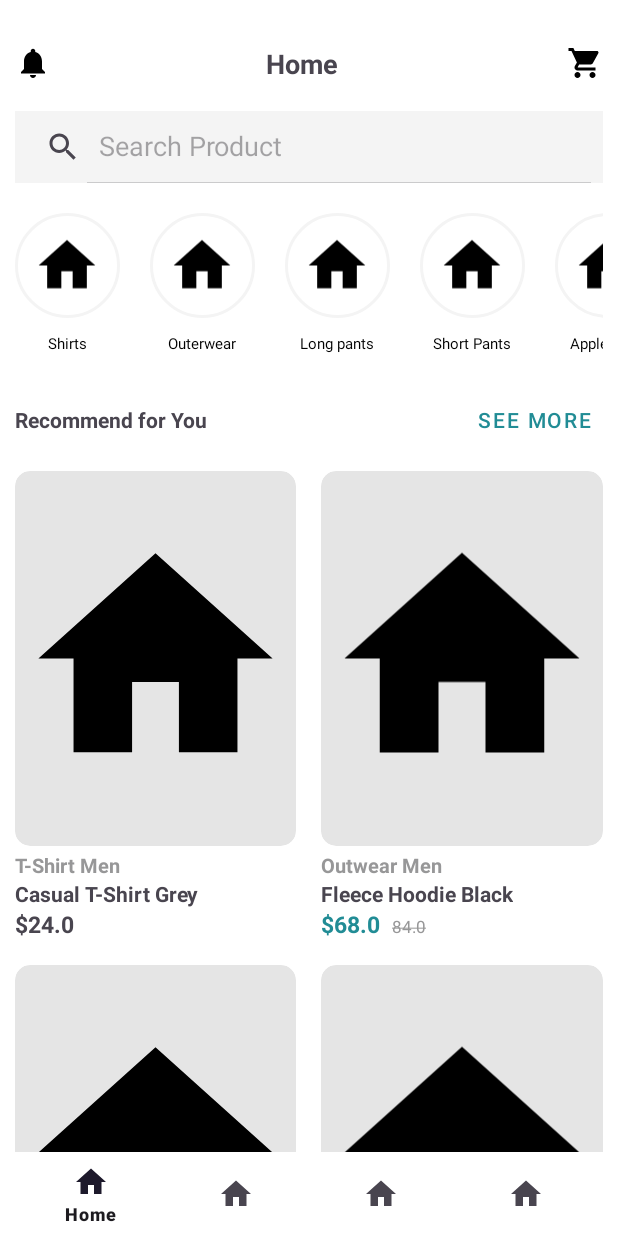
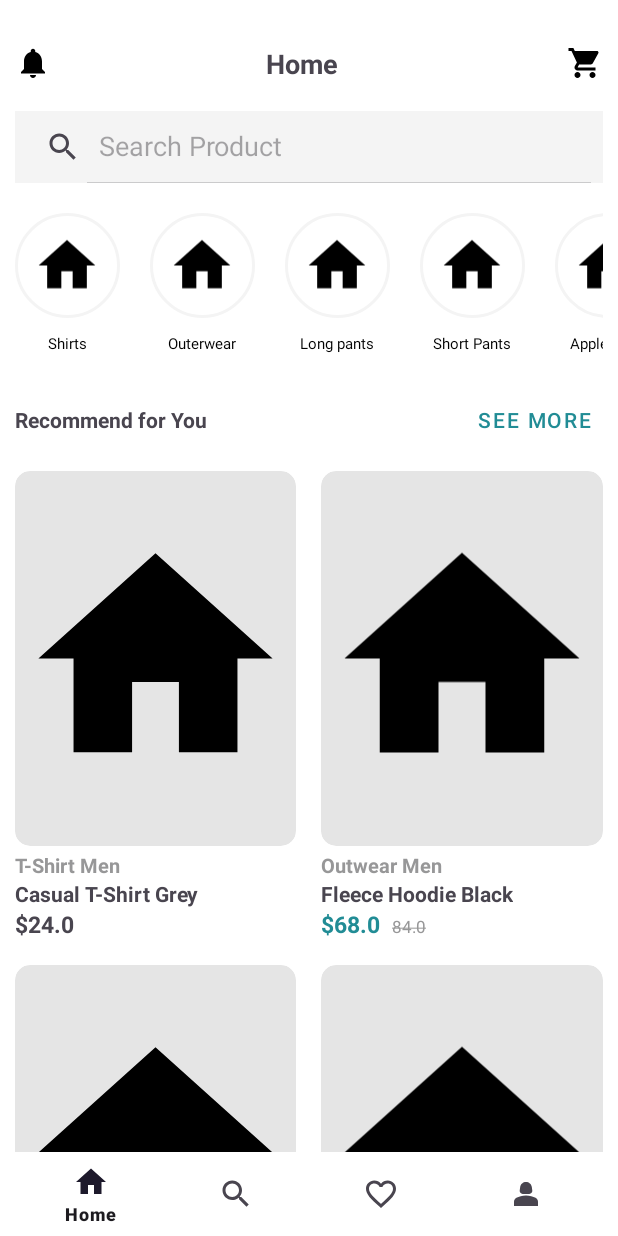
Before and after one commit to daniwex/retailApp, an Android app: the screen it shows after launch (MainActivity), on a phone screen of 412 x 824 dp. Run offline under Robolectric (Android 15) with nearby library versions, the phone set to English and light mode, and no system bars; our stand-ins replace navigation-ui.

Commit message:
added icons for bottomNav

```diff
--- /dev/null
+++ b/app/src/main/res/drawable/baseline_favorite_border_24.xml
@@ -0,0 +1,5 @@
+<vector xmlns:android="http://schemas.android.com/apk/res/android" android:height="24dp" android:tint="#000000" android:viewportHeight="24" android:viewportWidth="24" android:width="24dp">
+
+    <path android:fillColor="@android:color/white" android:pathData="M16.5,3c-1.74,0 -3.41,0.81 -4.5,2.09C10.91,3.81 9.24,3 7.5,3 4.42,3 2,5.42 2,8.5c0,3.78 3.4,6.86 8.55,11.54L12,21.35l1.45,-1.32C18.6,15.36 22,12.28 22,8.5 22,5.42 19.58,3 16.5,3zM12.1,18.55l-0.1,0.1 -0.1,-0.1C7.14,14.24 4,11.39 4,8.5 4,6.5 5.5,5 7.5,5c1.54,0 3.04,0.99 3.57,2.36h1.87C13.46,5.99 14.96,5 16.5,5c2,0 3.5,1.5 3.5,3.5 0,2.89 -3.14,5.74 -7.9,10.05z"/>
+
+</vector>
--- /dev/null
+++ b/app/src/main/res/drawable/baseline_person_2_24.xml
@@ -0,0 +1,7 @@
+<vector xmlns:android="http://schemas.android.com/apk/res/android" android:height="24dp" android:tint="#000000" android:viewportHeight="24" android:viewportWidth="24" android:width="24dp">
+
+    <path android:fillColor="@android:color/white" android:pathData="M18.39,14.56C16.71,13.7 14.53,13 12,13c-2.53,0 -4.71,0.7 -6.39,1.56C4.61,15.07 4,16.1 4,17.22V20h16v-2.78C20,16.1 19.39,15.07 18.39,14.56z"/>
+
+    <path android:fillColor="@android:color/white" android:pathData="M9.78,12h4.44c1.21,0 2.14,-1.06 1.98,-2.26l-0.32,-2.45C15.57,5.39 13.92,4 12,4S8.43,5.39 8.12,7.29L7.8,9.74C7.64,10.94 8.57,12 9.78,12z"/>
+
+</vector>
--- /dev/null
+++ b/app/src/main/res/drawable/baseline_search_24.xml
@@ -0,0 +1,5 @@
+<vector xmlns:android="http://schemas.android.com/apk/res/android" android:height="24dp" android:tint="#000000" android:viewportHeight="24" android:viewportWidth="24" android:width="24dp">
+
+    <path android:fillColor="@android:color/white" android:pathData="M15.5,14h-0.79l-0.28,-0.27C15.41,12.59 16,11.11 16,9.5 16,5.91 13.09,3 9.5,3S3,5.91 3,9.5 5.91,16 9.5,16c1.61,0 3.09,-0.59 4.23,-1.57l0.27,0.28v0.79l5,4.99L20.49,19l-4.99,-5zM9.5,14C7.01,14 5,11.99 5,9.5S7.01,5 9.5,5 14,7.01 14,9.5 11.99,14 9.5,14z"/>
+
+</vector>
--- a/app/src/main/res/menu/menu_items.xml
+++ b/app/src/main/res/menu/menu_items.xml
@@ -7,15 +7,15 @@
         />
     <item android:title="Discover"
         android:id="@+id/discover"
-        android:icon="@drawable/home"
+        android:icon="@drawable/baseline_search_24"
         />
     <item android:title="Wishlist"
         android:id="@+id/wishlist"
-        android:icon="@drawable/home"
+        android:icon="@drawable/baseline_favorite_border_24"
         />
     <item android:title="Account"
         android:id="@+id/account"
-        android:icon="@drawable/home"
+        android:icon="@drawable/baseline_person_2_24"
         />
 
 </menu>
```
